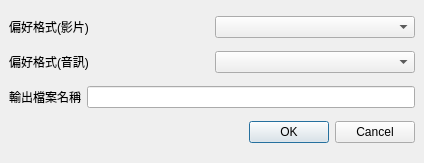
First picture: the form in OptionsDialog.ui, repository yui1227/YT_DLP_QT, before the edit.
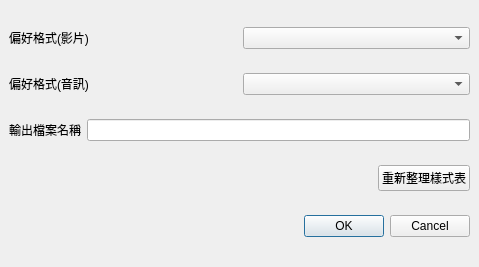
Second picture: the form after the edit.

Patch:
```diff
--- a/OptionsDialog.ui
+++ b/OptionsDialog.ui
@@ -6,8 +6,8 @@
    <rect>
     <x>0</x>
     <y>0</y>
-    <width>424</width>
-    <height>163</height>
+    <width>479</width>
+    <height>267</height>
    </rect>
   </property>
   <property name="windowTitle">
@@ -57,6 +57,30 @@
       </item>
      </layout>
     </item>
+    <item>
+     <layout class="QHBoxLayout" name="horizontalLayout_4">
+      <item>
+       <spacer name="horizontalSpacer">
+        <property name="orientation">
+         <enum>Qt::Orientation::Horizontal</enum>
+        </property>
+        <property name="sizeHint" stdset="0">
+         <size>
+          <width>40</width>
+          <height>20</height>
+         </size>
+        </property>
+       </spacer>
+      </item>
+      <item>
+       <widget class="QPushButton" name="btnReloadStyle">
+        <property name="text">
+         <string>重新整理樣式表</string>
+        </property>
+       </widget>
+      </item>
+     </layout>
+    </item>
     <item>
      <widget class="QDialogButtonBox" name="buttonBox">
       <property name="orientation">
```
